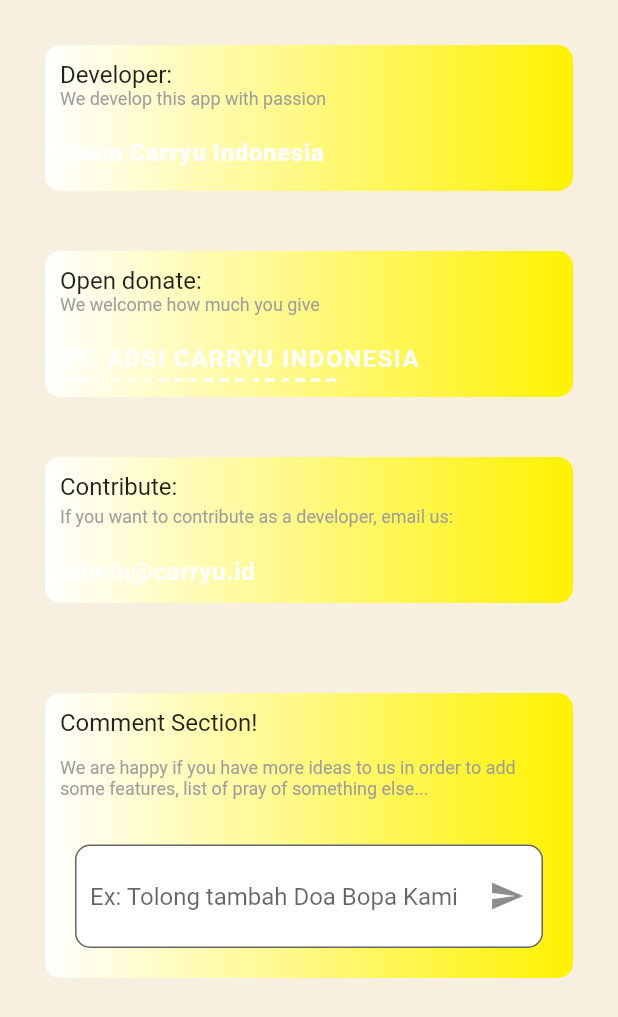
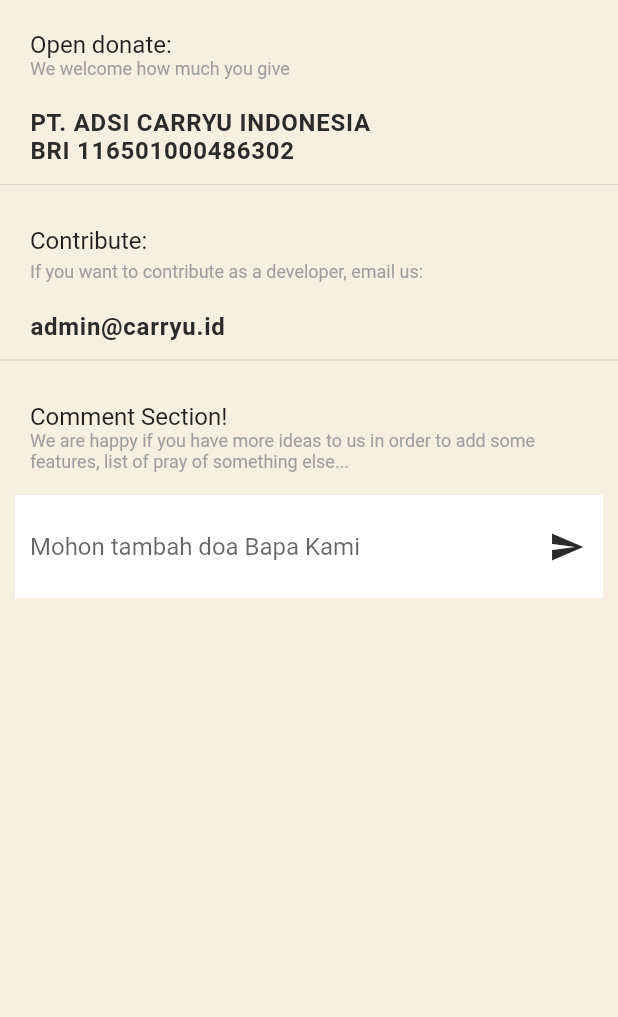
Before and after one commit to adrisinaga/doaku, a Flutter app: the MoreScreen screen opened directly, on a phone screen of 412 x 824 dp. Shown: the top 1017 px of the screen. Run offline on Flutter 3.47's test engine with Material 2 defaults, Android fonts, the phone set to English and light mode, and no system bars.

Commit message:
Fix: More Screen and Icon

```diff
--- a/lib/screens/beranda/beranda_screen.dart
+++ b/lib/screens/beranda/beranda_screen.dart
@@ -12,6 +12,8 @@
       body: Scrollbar(
         isAlwaysShown: true,
         child: ListView(
+          addAutomaticKeepAlives: false,
+          addRepaintBoundaries: false,
           children: [
             spacer10,
             Padding(
@@ -41,7 +43,7 @@
         backgroundColor: AppColor.kBlue,
         onPressed: () => Navigator.push(
             context, MaterialPageRoute(builder: (context) => AddPrayScreen())),
-        child: Icon(Icons.plumbing_sharp),
+        child: Icon(Icons.add),
       ),
     );
   }
@@ -72,21 +74,14 @@
                   children: [
                     Text(
                       'Maria Lestari',
-                      style: TextStyle(
-                        color: AppColor.kBlack,
-                        fontWeight: FontWeight.bold,
-                        fontSize: 15,
-                      ),
+                      style: styleSmallDetail.copyWith(fontWeight: FontWeight.bold,color: AppColor.kBlack),
                       maxLines: 2,
                       overflow: TextOverflow.ellipsis,
                     ),
                     spacer10,
                     Text(
                       'Berkatilah saudara kami agar mendapat panggilan kerja.',
-                      style: TextStyle(
-                          color: AppColor.kBlack,
-                          fontSize: 18,
-                          fontWeight: FontWeight.w400),
+                      style: styleDeveloper,
                       maxLines: 5,
                       overflow: TextOverflow.ellipsis,
                     ),
@@ -95,10 +90,7 @@
                       alignment: Alignment.centerRight,
                       child: Text(
                         '04 Feb 2021 . 17:22',
-                        style: TextStyle(
-                            color: Colors.black26,
-                            fontSize: 10,
-                            fontWeight: FontWeight.w500),
+                        style: styleSmallDetail,
                         overflow: TextOverflow.ellipsis,
                       ),
                     ),
--- a/lib/screens/dashboard_menu.dart
+++ b/lib/screens/dashboard_menu.dart
@@ -1,4 +1,5 @@
 import 'package:doaku/screens/more/setting_screen.dart';
+import 'package:doaku/screens/renungan/renungan_screen.dart';
 import 'package:doaku/utils/lib.dart';
 import 'package:doaku/utils/color.dart';
 import 'package:flutter/material.dart';
@@ -15,6 +16,7 @@
 
   static List<Widget> _widgetOptions = <Widget>[
     BerandaScreen(),
+    RenunganScreen(),
     MoreScreen(),
   ];
 
@@ -74,8 +76,14 @@
         unselectedLabelStyle: TextStyle(fontWeight: FontWeight.w400),
         items: const <BottomNavigationBarItem>[
           BottomNavigationBarItem(
-            icon: Icon(Icons.home_filled),
+            icon: Icon(
+              Icons.pan_tool_outlined,
+            ),
             label: 'Doa',
+          ),
+          BottomNavigationBarItem(
+            icon: Icon(Icons.list_alt),
+            label: 'Renungan',
           ),
           BottomNavigationBarItem(
             icon: Icon(Icons.settings),
--- a/lib/screens/more/setting_screen.dart
+++ b/lib/screens/more/setting_screen.dart
@@ -13,15 +13,12 @@
 
   @override
   void initState() {
-    // TODO: implement initState
     super.initState();
     textCommentController.addListener(_printLatestValue);
   }
 
   @override
   void dispose() {
-    // TODO: implement dispose
-
     textCommentController.dispose();
     super.dispose();
   }
@@ -32,81 +29,15 @@
 
   final textCommentController = TextEditingController();
 
-  Widget containersDeveloper() {
-    return Expanded(
-      child: Container(
+  Widget containersDonate() {
+    return Container(
       width: _width,
-        margin: EdgeInsets.all(20),
       decoration: BoxDecoration(
         borderRadius: BorderRadius.circular(10),
-//          boxShadow: [
-//            BoxShadow(
-//              color: Colors.brown.withOpacity(0.1),
-//              spreadRadius: 2,
-//              blurRadius: 1,
-//              offset: Offset(0, 3), // changes position of shadow
-//            ),
-//          ],
-          gradient: LinearGradient(
-            colors: [
-              AppColor.kWhite,
-              AppColor.kYellow,
-            ],
-          ),
+        // color: AppColor.kYellow,
       ),
       child: Padding(
-          padding: const EdgeInsets.all(10.0),
-          child: Text.rich(
-            TextSpan(
-              children: [
-                TextSpan(
-                  text: 'Developer: ',
-                ),
-                TextSpan(
-                  text: '\nWe develop this app with passion',
-                  style: styleSmallDetail,
-                ),
-                TextSpan(
-                  text: '\n\nTeam Carryu Indonesia',
-                  style: TextStyle(
-                    letterSpacing: 0.4,
-                    fontWeight: FontWeight.w900,
-                    color: AppColor.kWhite,
-                  ),
-                ),
-              ],
-            ),
-            style: styleDeveloper,
-          ),
-        ),
-      ),
-    );
-  }
-
-  Widget containersDonate() {
-    return Expanded(
-      child: Container(
-        width: _width,
-        margin: EdgeInsets.all(20),
-        decoration: BoxDecoration(
-          borderRadius: BorderRadius.circular(10),
-//          boxShadow: [
-//            BoxShadow(
-//              color: Colors.brown.withOpacity(0.1),
-//              spreadRadius: 2,
-//              blurRadius: 1,
-//              offset: Offset(0, 3), // changes position of shadow
-//            ),
-//          ],
-          gradient: LinearGradient(
-            colors: [
-              AppColor.kWhite,
-              AppColor.kYellow,
-            ],
-          ),
-        ),
-        child: Padding(
-          padding: const EdgeInsets.all(10.0),
+        padding: const EdgeInsets.fromLTRB(20, 20, 20, 5),
         child: Text.rich(
           TextSpan(
             children: [
@@ -118,9 +49,9 @@
               TextSpan(
                 text: '\n\nPT. ADSI CARRYU INDONESIA\nBRI 116501000486302',
                 style: TextStyle(
-                    color: AppColor.kWhite,
-                    letterSpacing: 1,
+                  letterSpacing: 0.5,
                   fontWeight: FontWeight.bold,
+                  color: AppColor.kBlack,
                 ),
               ),
             ],
@@ -128,34 +59,18 @@
           style: styleDeveloper,
         ),
       ),
-      ),
     );
   }
 
   Widget containersContribute() {
-    return Expanded(
-      child: Container(
+    return Container(
       width: _width,
-        margin: EdgeInsets.all(20),
       decoration: BoxDecoration(
         borderRadius: BorderRadius.circular(10),
-//          boxShadow: [
-//            BoxShadow(
-//              color: Colors.brown.withOpacity(0.1),
-//              spreadRadius: 2,
-//              blurRadius: 1,
-//              offset: Offset(0, 3), // changes position of shadow
-//            ),
-//          ],
-          gradient: LinearGradient(
-            colors: [
-              AppColor.kWhite,
-              AppColor.kYellow,
-            ],
-          ),
+        // color: AppColor.kYellow,
       ),
       child: Padding(
-          padding: const EdgeInsets.all(10.0),
+        padding: const EdgeInsets.fromLTRB(20, 20, 20, 5),
         child: Text.rich(
           TextSpan(
             children: [
@@ -169,7 +84,7 @@
                 style: TextStyle(
                   letterSpacing: 0.5,
                   fontWeight: FontWeight.bold,
-                    color: AppColor.kWhite,
+                  color: AppColor.kBlack,
                 ),
               ),
             ],
@@ -177,44 +92,14 @@
           style: styleDeveloper,
         ),
       ),
-      ),
     );
   }
 
   Widget containerComment() {
-    return Container(
-      height: _height! * 0.5,
-//            color: kTesterContainer,
-      margin: EdgeInsets.all(10),
-      child: Column(
-        mainAxisAlignment: MainAxisAlignment.start,
-        children: [
-          Column(
-            children: [
-              Container(
-                width: _width,
-                margin: EdgeInsets.all(20),
-                decoration: BoxDecoration(
-                  borderRadius: BorderRadius.circular(10),
-                  gradient: LinearGradient(
-                    colors: [
-                      AppColor.kWhite,
-                      AppColor.kYellow,
-                    ],
-                  ),
-//                  boxShadow: [
-//                    BoxShadow(
-////                      color: Colors.indigo.withOpacity(0.2),
-//                      spreadRadius: 2,
-//                      blurRadius: 1,
-//                      offset: Offset(0, 3), // changes position of shadow
-//                    ),
-//                  ],
-                ),
-                child: Column(
+    return Column(
       children: [
         Padding(
-                      padding: const EdgeInsets.all(10.0),
+          padding: const EdgeInsets.fromLTRB(20, 20, 20, 5),
           child: Text.rich(
             TextSpan(
               children: [
@@ -223,15 +108,15 @@
                     style: styleDeveloper),
                 TextSpan(
                   text:
-                                  '\n\nWe are happy if you have more ideas to us in order to add some features, list of pray of something else...',
+                      '\nWe are happy if you have more ideas to us in order to add some features, list of pray of something else...',
                   style: styleSmallDetail,
                 ),
               ],
             ),
           ),
         ),
-                    Container(
-                      margin: EdgeInsets.all(20),
+        Padding(
+          padding: const EdgeInsets.all(10.0),
           child: TextFormField(
             onChanged: (value) {
               print('First text : $value');
@@ -245,55 +130,52 @@
               return null;
             },
             minLines: 1,
-                        maxLines: 10,
+            maxLines: 10,cursorColor: AppColor.kYellow,
             keyboardType: TextInputType.multiline,
             decoration: InputDecoration(
               contentPadding: new EdgeInsets.symmetric(
                   vertical: 25.0, horizontal: 10.0),
-                          border: new OutlineInputBorder(
-                            borderRadius: new BorderRadius.circular(10.0),
-                            borderSide: new BorderSide(color: Colors.white),
-                          ),
+              border: InputBorder.none,
+              // border: new OutlineInputBorder(
+              //   borderRadius: new BorderRadius.circular(5.0),
+              //   borderSide: new BorderSide(color: Colors.white),
+              // ),
               disabledBorder: OutlineInputBorder(
                 borderSide: BorderSide(
                   color: Colors.grey,
                 ),
-                            borderRadius: BorderRadius.circular(10.0),
+                borderRadius: BorderRadius.circular(5.0),
               ),
-                          hintText: 'Ex: Tolong tambah Doa Bopa Kami',
+              hintText: 'Mohon tambah doa Bapa Kami',
               filled: true,
               fillColor: Colors.white,
+              focusColor: AppColor.kWhite,
+              hoverColor: AppColor.kWhite,
               suffixIcon: IconButton(
                 onPressed: () {
                   print('button send ditekan');
                   print(textCommentController.text.toString());
                 },
-                            icon: Icon(Icons.send),
+                icon: Icon(Icons.send,color: AppColor.kBlack),
               ),
             ),
           ),
         )
       ],
-                ),
-              ),
-            ],
-          ),
-        ],
-      ),
     );
   }
 
   Widget containers() {
     return Container(
-      height: _height! * 0.5,
       width: _width,
-      margin: EdgeInsets.all(10.0),
       child: Column(
         crossAxisAlignment: CrossAxisAlignment.start,
         children: [
-          containersDeveloper(),
           containersDonate(),
+          Divider(),
           containersContribute(),
+          Divider(),
+          containerComment(),
         ],
       ),
     );
@@ -303,15 +185,13 @@
   Widget build(BuildContext context) {
     _height = MediaQuery.of(context).size.height;
     _width = MediaQuery.of(context).size.width;
-    return Scrollbar(
-      child: SingleChildScrollView(
-        physics: BouncingScrollPhysics(),
-        child: Column(
+    return Scaffold(
+      body: ListView(
         children: [
           containers(),
-            containerComment(),
+
+
         ],
-        ),
       ),
     );
   }
--- /dev/null
+++ b/lib/screens/renungan/renungan_screen.dart
@@ -0,0 +1,16 @@
+import 'package:doaku/utils/color.dart';
+import 'package:doaku/utils/lib.dart';
+import 'package:flutter/material.dart';
+
+class RenunganScreen extends StatelessWidget {
+  const RenunganScreen({Key? key}) : super(key: key);
+
+  @override
+  Widget build(BuildContext context) {
+    return Scaffold(
+      body: Center(
+        child: Text('Coming soon'),
+      ),
+    );
+  }
+}
```
Also changed, not shown: lib/screens/beranda/menu_doa/doanovenasalammaria_screen.dart (renamed from lib/screens/menu_doa/doanovenasalammaria_screen.dart). Lines whose indentation alone changed are shown as unchanged.
